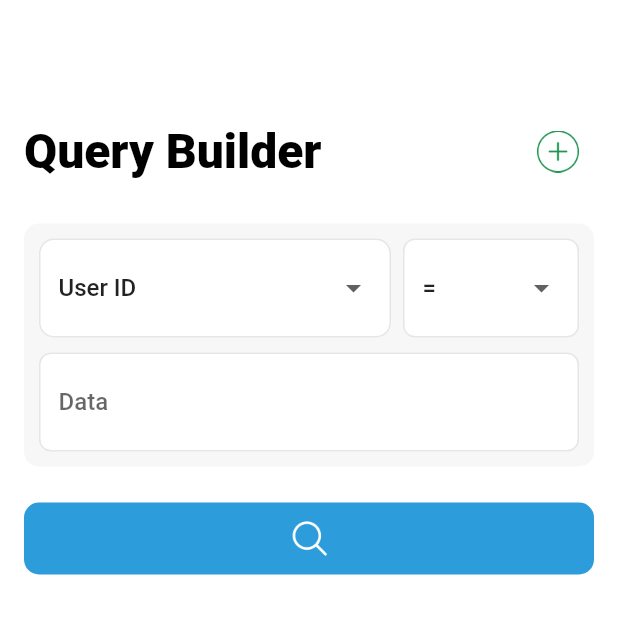
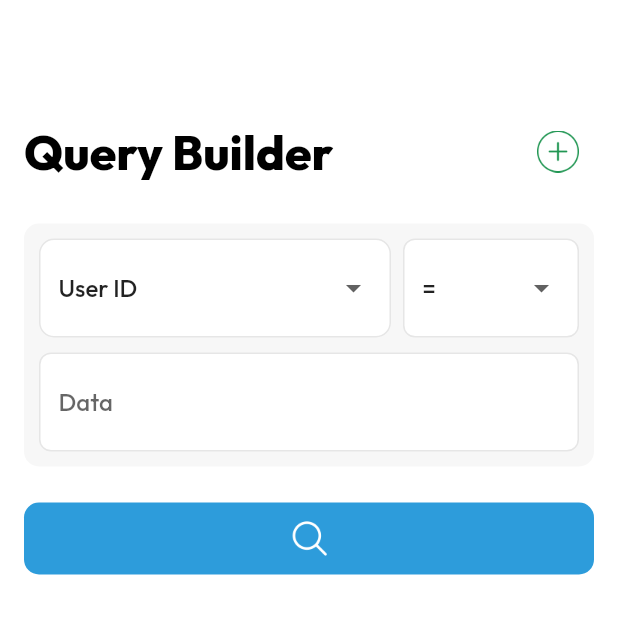
Before and after one commit to abdallah-gaber/query_builder_task, a Flutter app: the screen it shows after launch, on a phone screen of 412 x 824 dp, the top half of it. Run offline on Flutter 3.47's test engine with Material 2 defaults, Android fonts, the phone set to English and light mode, and no system bars; our stand-ins replace dio, flutter_riverpod, google_fonts; network calls fail.

Commit message:
Changed Font Family

```diff
--- a/lib/main.dart
+++ b/lib/main.dart
@@ -2,6 +2,7 @@ library query_builder;
 
 import 'package:flutter/material.dart';
 import 'package:flutter_riverpod/flutter_riverpod.dart';
+import 'package:google_fonts/google_fonts.dart';
 import 'package:query_builder_task/ui/home_screen.dart';
 import 'data/api_caller.dart';
 import 'models/user_model.dart';
@@ -23,6 +24,9 @@ class MyApp extends StatelessWidget {
       title: 'Query Builder',
       theme: ThemeData(
         primarySwatch: Colors.blue,
+        textTheme: GoogleFonts.outfitTextTheme(
+          Theme.of(context).textTheme, // If this is not set, then ThemeData.light().textTheme is used.
+        ),
       ),
       home: const HomeScreen(),
     );
--- a/pubspec.yaml
+++ b/pubspec.yaml
@@ -42,6 +42,10 @@ dependencies:
 
   #HTTP requests
   dio: ^4.0.0
+
+
+  #google fonts
+  google_fonts: ^2.3.1
 
 dev_dependencies:
   flutter_test:
```
